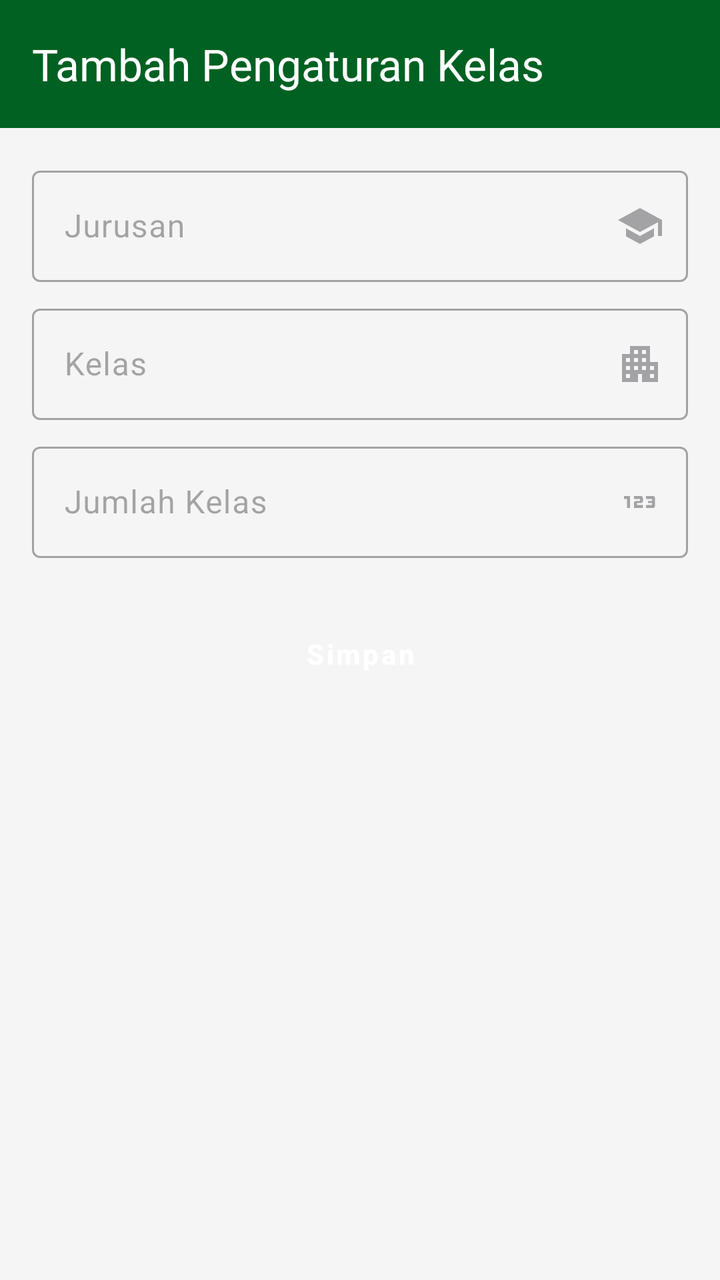
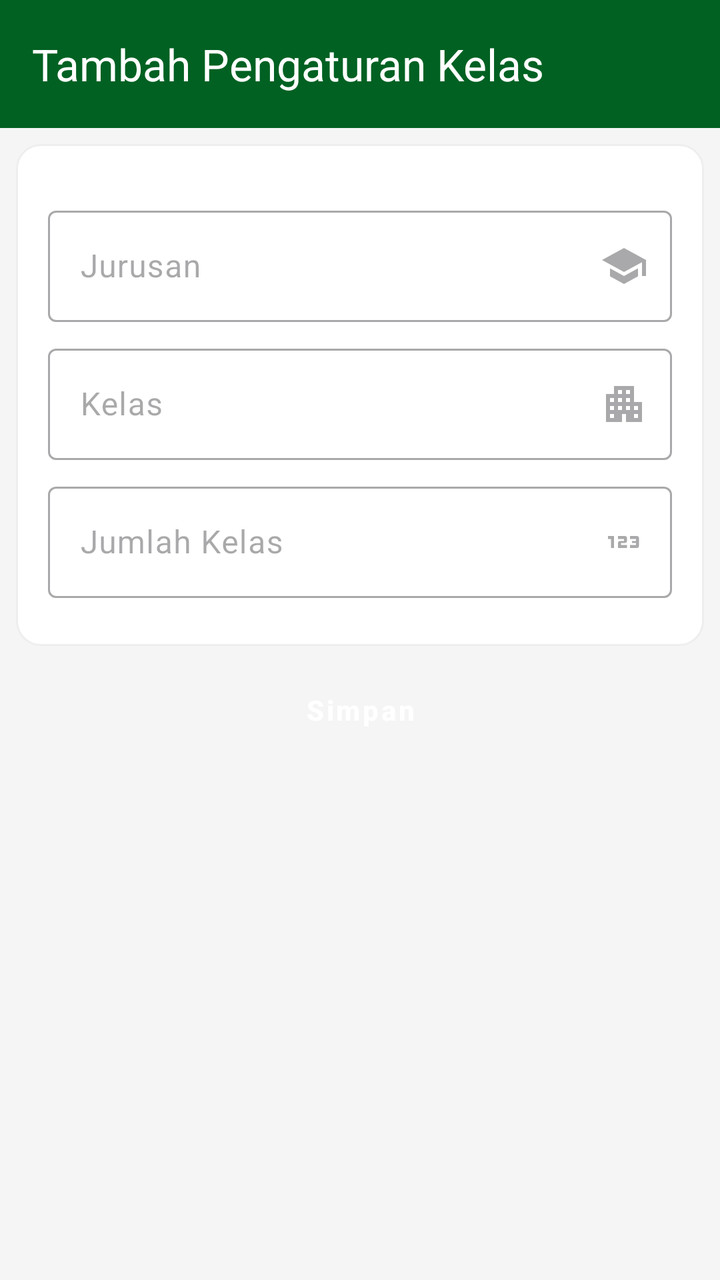

Screens rendered from an Android XML layout before and after an edit, with the pre-edit source and the edit as a unified diff.
<!-- AndroidManifest.xml: application theme Theme.OrionAPP -->
<!-- res/layout/activity_tambah_pengaturan_kelas.xml -->
<?xml version="1.0" encoding="utf-8"?>
<FrameLayout xmlns:android="http://schemas.android.com/apk/res/android"
    xmlns:app="http://schemas.android.com/apk/res-auto"
    xmlns:tools="http://schemas.android.com/tools"
    android:id="@+id/main"
    android:layout_width="match_parent"
    android:layout_height="match_parent"
    android:background="@color/background"
    tools:context=".activity.TambahPengaturanKelasActivity">

    <LinearLayout
        android:layout_width="match_parent"
        android:layout_height="match_parent"
        android:orientation="vertical">

        <com.google.android.material.appbar.AppBarLayout
            android:layout_width="match_parent"
            android:layout_height="?attr/actionBarSize"
            android:background="@color/primary">

            <com.google.android.material.appbar.MaterialToolbar
                android:id="@+id/toolbar"
                android:layout_width="match_parent"
                android:layout_height="match_parent"
                android:elevation="4dp"
                android:theme="@style/ThemeOverlay.Material3.ActionBar"
                app:navigationIconTint="@color/white"
                app:title="Tambah Pengaturan Kelas"
                app:titleTextColor="@color/white" />
        </com.google.android.material.appbar.AppBarLayout>

        <ScrollView
            android:layout_width="match_parent"
            android:layout_height="wrap_content">

            <LinearLayout
                android:layout_width="match_parent"
                android:layout_height="wrap_content"
                android:layout_marginTop="8dp"
                android:orientation="vertical">

                <LinearLayout
                    android:layout_width="match_parent"
                    android:layout_height="wrap_content"
                    android:orientation="vertical"
                    android:paddingHorizontal="16dp">



                    <com.google.android.material.textfield.TextInputLayout
                        android:id="@+id/til_jurusan"
                        android:layout_width="match_parent"
                        android:layout_height="wrap_content"
                        android:layout_marginTop="8dp"
                        android:enabled="false"
                        app:endIconDrawable="@drawable/ic_school_24"
                        app:endIconMode="custom">

                        <com.google.android.material.textfield.TextInputEditText
                            android:id="@+id/et_jurusan"
                            android:layout_width="match_parent"
                            android:layout_height="wrap_content"
                            android:clickable="true"
                            android:enabled="false"
                            android:focusable="false"
                            android:hint="Jurusan"
                            android:inputType="none" />
                    </com.google.android.material.textfield.TextInputLayout>


                    <com.google.android.material.textfield.TextInputLayout
                        android:id="@+id/til_kelas"
                        android:layout_width="match_parent"
                        android:layout_height="wrap_content"
                        android:layout_marginTop="8dp"
                        android:enabled="false"
                        app:endIconDrawable="@drawable/ic_apartment_24"
                        app:endIconMode="custom">

                        <com.google.android.material.textfield.TextInputEditText
                            android:id="@+id/et_kelas"
                            android:layout_width="match_parent"
                            android:layout_height="wrap_content"
                            android:clickable="true"
                            android:enabled="false"
                            android:focusable="false"
                            android:hint="Kelas"
                            android:inputType="none" />
                    </com.google.android.material.textfield.TextInputLayout>


                    <com.google.android.material.textfield.TextInputLayout
                        android:id="@+id/til_jumlahkelas"
                        android:layout_width="match_parent"
                        android:layout_height="wrap_content"
                        android:layout_marginTop="8dp"
                        android:enabled="false"
                        app:endIconDrawable="@drawable/ic_123_24"
                        app:endIconMode="custom">

                        <com.google.android.material.textfield.TextInputEditText
                            android:id="@+id/et_jumlahkelas"
                            android:layout_width="match_parent"
                            android:layout_height="wrap_content"
                            android:clickable="true"
                            android:enabled="false"
                            android:focusable="false"
                            android:hint="Jumlah Kelas"
                            android:inputType="none" />
                    </com.google.android.material.textfield.TextInputLayout>

                    <Button
                        android:id="@+id/btn_simpan"
                        style="@style/Widget.MaterialComponents.Button"
                        android:layout_width="match_parent"
                        android:layout_height="wrap_content"
                        android:layout_marginTop="24dp"
                        android:backgroundTint="@color/primary"
                        android:paddingVertical="12dp"
                        android:text="Simpan"
                        android:textAllCaps="false"
                        android:textSize="14sp"
                        android:textStyle="bold" />
                </LinearLayout>

            </LinearLayout>
        </ScrollView>
    </LinearLayout>


</FrameLayout>
<!-- resources referenced by this layout -->
<resources>
  <color name="background">#f5f5f5</color>
  <color name="primary">#006122</color>
  <color name="white">#ffffff</color>
  <!-- drawable ic_123_24 (drawable) -->
  <vector xmlns:android="http://schemas.android.com/apk/res/android" android:height="24dp" android:tint="#000000" android:viewportHeight="24" android:viewportWidth="24" android:width="24dp">
        
      <path android:fillColor="@android:color/white" android:pathData="M7,15H5.5v-4.5H4V9h3V15zM13.5,13.5h-3v-1h2c0.55,0 1,-0.45 1,-1V10c0,-0.55 -0.45,-1 -1,-1H9v1.5h3v1h-2c-0.55,0 -1,0.45 -1,1V15h4.5V13.5zM19.5,14v-4c0,-0.55 -0.45,-1 -1,-1H15v1.5h3v1h-2v1h2v1h-3V15h3.5C19.05,15 19.5,14.55 19.5,14z"/>
      
  </vector>
  <!-- drawable ic_apartment_24 (drawable) -->
  <vector xmlns:android="http://schemas.android.com/apk/res/android" android:height="24dp" android:tint="#000000" android:viewportHeight="24" android:viewportWidth="24" android:width="24dp">
        
      <path android:fillColor="@android:color/white" android:pathData="M17,11V3H7v4H3v14h8v-4h2v4h8V11H17zM7,19H5v-2h2V19zM7,15H5v-2h2V15zM7,11H5V9h2V11zM11,15H9v-2h2V15zM11,11H9V9h2V11zM11,7H9V5h2V7zM15,15h-2v-2h2V15zM15,11h-2V9h2V11zM15,7h-2V5h2V7zM19,19h-2v-2h2V19zM19,15h-2v-2h2V15z"/>
      
  </vector>
  <!-- drawable ic_school_24 (drawable) -->
  <vector xmlns:android="http://schemas.android.com/apk/res/android" android:height="24dp" android:tint="#000000" android:viewportHeight="24" android:viewportWidth="24" android:width="24dp">
        
      <path android:fillColor="@android:color/white" android:pathData="M5,13.18v4L12,21l7,-3.82v-4L12,17l-7,-3.82zM12,3L1,9l11,6 9,-4.91V17h2V9L12,3z"/>
      
  </vector>
  <color name="text">#1E1E1E</color>
  <style name="OrionButton" parent="Widget.Material3.Button">
          <item name="android:backgroundTint">@color/primary</item>
          <item name="android:textColor">@color/white</item>
          <item name="android:layout_marginHorizontal">4px</item>
          <item name="android:buttonCornerRadius" tools:targetApi="p">12dp</item>
      </style>
  <style name="OrionTextTitle" parent="Widget.Material3.TextInputLayout.OutlinedBox">
          <item name="boxStrokeColor">@color/primary</item>
          <item name="hintTextColor">@color/primary</item>
          <item name="boxBackgroundMode">outline</item>
      </style>
  <color name="highlight_primary">#C0006122</color>
  <color name="error">#D00000</color>
  <style name="SearchViewStyle.White" parent="Widget.AppCompat.SearchView">
          
          <item name="searchHintIcon">@drawable/ic_search_24</item>
          <item name="cursorColor">@color/white</item>
          <item name="submitBackground">@android:color/white</item>
          <item name="android:textColorHint">@color/white</item>
          <item name="android:textColor">@color/white</item>
          <item name="android:iconTint">@android:color/white</item>
          <item name="android:buttonTint">@android:color/white</item>
      </style>
  <!-- drawable ic_search_24 (drawable) -->
  <vector xmlns:android="http://schemas.android.com/apk/res/android" android:height="24dp" android:tint="#000000" android:viewportHeight="24" android:viewportWidth="24" android:width="24dp">
        
      <path android:fillColor="@android:color/white" android:pathData="M15.5,14h-0.79l-0.28,-0.27C15.41,12.59 16,11.11 16,9.5 16,5.91 13.09,3 9.5,3S3,5.91 3,9.5 5.91,16 9.5,16c1.61,0 3.09,-0.59 4.23,-1.57l0.27,0.28v0.79l5,4.99L20.49,19l-4.99,-5zM9.5,14C7.01,14 5,11.99 5,9.5S7.01,5 9.5,5 14,7.01 14,9.5 11.99,14 9.5,14z"/>
      
  </vector>
  <!-- unchanged entries left out for length: 1 -->
</resources>

<!-- the commit's change to res/layout/activity_tambah_pengaturan_kelas.xml (unified diff, before → after) -->
@@ -36,95 +36,115 @@
             <LinearLayout
                 android:layout_width="match_parent"
                 android:layout_height="wrap_content"
-                android:layout_marginTop="8dp"
                 android:orientation="vertical">
 
                 <LinearLayout
                     android:layout_width="match_parent"
                     android:layout_height="wrap_content"
-                    android:orientation="vertical"
-                    android:paddingHorizontal="16dp">
+                    android:layout_marginHorizontal="8dp"
+                    android:layout_marginVertical="8dp"
+                    android:background="@drawable/rounded_outline"
+                    android:orientation="vertical">
+
+                    <LinearLayout
+                        android:layout_width="match_parent"
+                        android:layout_height="wrap_content"
+                        android:layout_marginVertical="4dp"
+                        android:orientation="vertical"
+                        android:padding="16dp">
+
+                        <LinearLayout
+                            android:layout_width="match_parent"
+                            android:layout_height="wrap_content"
+                            android:layout_marginBottom="4dp"
+                            android:orientation="vertical">
+
+                            <com.google.android.material.textfield.TextInputLayout
+                                android:id="@+id/til_jurusan"
+                                android:layout_width="match_parent"
+                                android:layout_height="wrap_content"
+                                android:layout_marginTop="8dp"
+                                android:enabled="false"
+                                app:endIconDrawable="@drawable/ic_school_24"
+                                app:endIconMode="custom">
+
+                                <com.google.android.material.textfield.TextInputEditText
+                                    android:id="@+id/et_jurusan"
+                                    android:layout_width="match_parent"
+                                    android:layout_height="wrap_content"
+                                    android:clickable="true"
+                                    android:enabled="false"
+                                    android:focusable="false"
+                                    android:hint="Jurusan"
+                                    android:inputType="none" />
+                            </com.google.android.material.textfield.TextInputLayout>
 
 
+                            <com.google.android.material.textfield.TextInputLayout
+                                android:id="@+id/til_kelas"
+                                android:layout_width="match_parent"
+                                android:layout_height="wrap_content"
+                                android:layout_marginTop="8dp"
+                                android:enabled="false"
+                                app:endIconDrawable="@drawable/ic_apartment_24"
+                                app:endIconMode="custom">
 
-                    <com.google.android.material.textfield.TextInputLayout
-                        android:id="@+id/til_jurusan"
-                        android:layout_width="match_parent"
-                        android:layout_height="wrap_content"
-                        android:layout_marginTop="8dp"
-                        android:enabled="false"
-                        app:endIconDrawable="@drawable/ic_school_24"
-                        app:endIconMode="custom">
-
-                        <com.google.android.material.textfield.TextInputEditText
-                            android:id="@+id/et_jurusan"
-                            android:layout_width="match_parent"
-                            android:layout_height="wrap_content"
-                            android:clickable="true"
-                            android:enabled="false"
-                            android:focusable="false"
-                            android:hint="Jurusan"
-                            android:inputType="none" />
-                    </com.google.android.material.textfield.TextInputLayout>
+                                <com.google.android.material.textfield.TextInputEditText
+                                    android:id="@+id/et_kelas"
+                                    android:layout_width="match_parent"
+                                    android:layout_height="wrap_content"
+                                    android:clickable="true"
+                                    android:enabled="false"
+                                    android:focusable="false"
+                                    android:hint="Kelas"
+                                    android:inputType="none" />
+                            </com.google.android.material.textfield.TextInputLayout>
 
 
-                    <com.google.android.material.textfield.TextInputLayout
-                        android:id="@+id/til_kelas"
-                        android:layout_width="match_parent"
-                        android:layout_height="wrap_content"
-                        android:layout_marginTop="8dp"
-                        android:enabled="false"
-                        app:endIconDrawable="@drawable/ic_apartment_24"
-                        app:endIconMode="custom">
+                            <com.google.android.material.textfield.TextInputLayout
+                                android:id="@+id/til_jumlahkelas"
+                                android:layout_width="match_parent"
+                                android:layout_height="wrap_content"
+                                android:layout_marginTop="8dp"
+                                android:enabled="false"
+                                app:endIconDrawable="@drawable/ic_123_24"
+                                app:endIconMode="custom">
 
-                        <com.google.android.material.textfield.TextInputEditText
-                            android:id="@+id/et_kelas"
-                            android:layout_width="match_parent"
-                            android:layout_height="wrap_content"
-                            android:clickable="true"
-                            android:enabled="false"
-                            android:focusable="false"
-                            android:hint="Kelas"
-                            android:inputType="none" />
-                    </com.google.android.material.textfield.TextInputLayout>
+                                <com.google.android.material.textfield.TextInputEditText
+                                    android:id="@+id/et_jumlahkelas"
+                                    android:layout_width="match_parent"
+                                    android:layout_height="wrap_content"
+                                    android:clickable="true"
+                                    android:enabled="false"
+                                    android:focusable="false"
+                                    android:hint="Jumlah Kelas"
+                                    android:inputType="none" />
+                            </com.google.android.material.textfield.TextInputLayout>
 
 
-                    <com.google.android.material.textfield.TextInputLayout
-                        android:id="@+id/til_jumlahkelas"
-                        android:layout_width="match_parent"
-                        android:layout_height="wrap_content"
-                        android:layout_marginTop="8dp"
-                        android:enabled="false"
-                        app:endIconDrawable="@drawable/ic_123_24"
-                        app:endIconMode="custom">
+                        </LinearLayout>
 
-                        <com.google.android.material.textfield.TextInputEditText
-                            android:id="@+id/et_jumlahkelas"
-                            android:layout_width="match_parent"
-                            android:layout_height="wrap_content"
-                            android:clickable="true"
-                            android:enabled="false"
-                            android:focusable="false"
-                            android:hint="Jumlah Kelas"
-                            android:inputType="none" />
-                    </com.google.android.material.textfield.TextInputLayout>
+                    </LinearLayout>
 
-                    <Button
-                        android:id="@+id/btn_simpan"
-                        style="@style/Widget.MaterialComponents.Button"
-                        android:layout_width="match_parent"
-                        android:layout_height="wrap_content"
-                        android:layout_marginTop="24dp"
-                        android:backgroundTint="@color/primary"
-                        android:paddingVertical="12dp"
-                        android:text="Simpan"
-                        android:textAllCaps="false"
-                        android:textSize="14sp"
-                        android:textStyle="bold" />
                 </LinearLayout>
+
+
+                <Button
+                    android:id="@+id/btn_simpan"
+                    style="@style/Widget.MaterialComponents.Button"
+                    android:layout_width="match_parent"
+                    android:layout_height="wrap_content"
+                    android:layout_marginHorizontal="16dp"
+                    android:backgroundTint="@color/primary"
+                    android:paddingVertical="12dp"
+                    android:text="Simpan"
+                    android:textAllCaps="false"
+                    android:textSize="14sp"
+                    android:textStyle="bold" />
 
             </LinearLayout>
         </ScrollView>
+
     </LinearLayout>
 
 
<!-- resource entries referenced after the edit -->
@@ -21,6 +21,14 @@
       <path android:fillColor="@android:color/white" android:pathData="M5,13.18v4L12,21l7,-3.82v-4L12,17l-7,-3.82zM12,3L1,9l11,6 9,-4.91V17h2V9L12,3z"/>
       
   </vector>
+  <!-- drawable rounded_outline (drawable) -->
+  <?xml version="1.0" encoding="utf-8"?>
+  <shape xmlns:android="http://schemas.android.com/apk/res/android">
+      <corners android:radius="12dp"/>
+      <stroke android:color="#eee" android:width="1dp"/>
+      <solid android:color="@color/white"/>
+  
+  </shape>
   <color name="text">#1E1E1E</color>
   <style name="OrionButton" parent="Widget.Material3.Button">
           <item name="android:backgroundTint">@color/primary</item>
